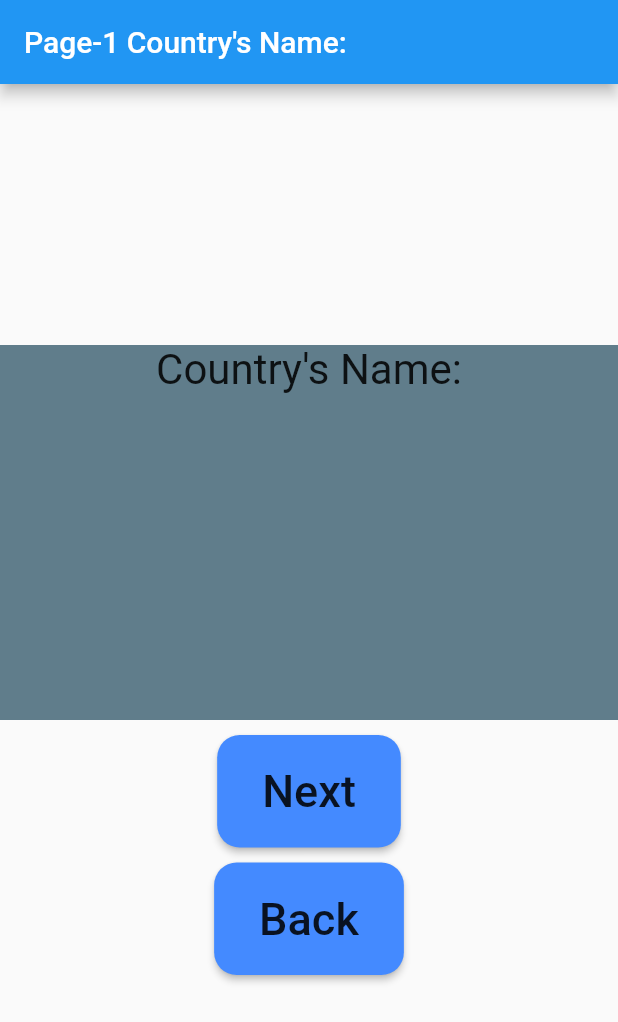
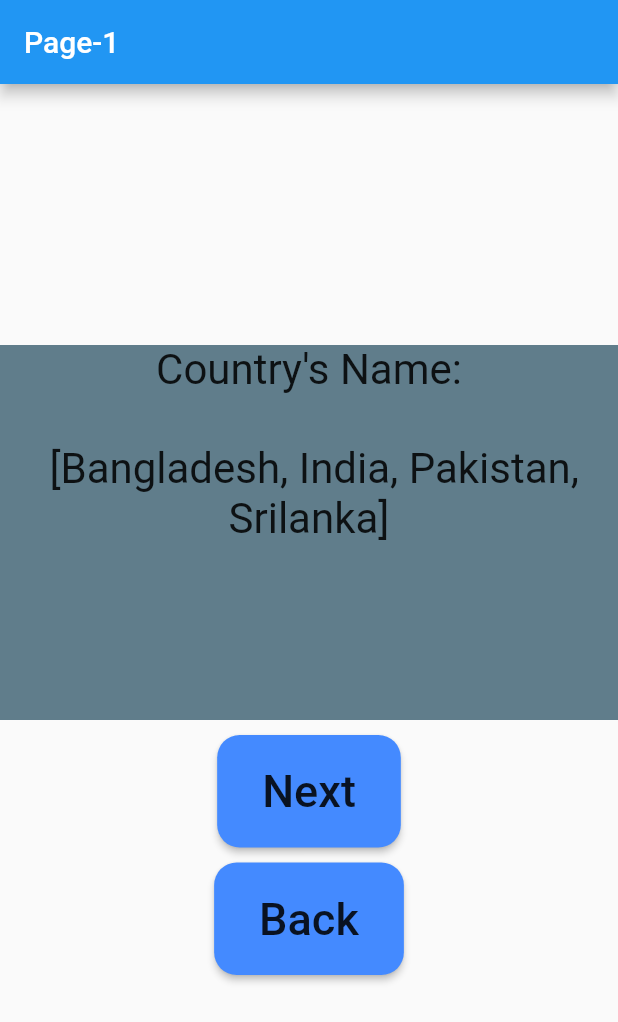
Before and after one commit to marufrobin/page_transition, a Flutter app: the screen it shows after launch, on a phone screen of 412 x 824 dp. Shown: the top 1022 px of the screen. Run offline on Flutter 3.47's test engine with Material 2 defaults, Android fonts, the phone set to English and light mode, and no system bars.

Commit message:
Page container color change

```diff
--- a/lib/main.dart
+++ b/lib/main.dart
@@ -1,9 +1,5 @@
 import 'package:flutter/material.dart';
 import 'package:page_transition/pages/page1.dart';
-import 'package:page_transition/pages/page2.dart';
-import 'package:page_transition/pages/page3.dart';
-import 'package:page_transition/pages/page4.dart';
-import 'package:page_transition/pages/page5.dart';
 
 void main() {
   runApp(const MyApp());
--- a/lib/pages/page1.dart
+++ b/lib/pages/page1.dart
@@ -12,7 +12,7 @@ class Page1 extends StatelessWidget {
   @override
   Widget build(BuildContext context) {
     return Scaffold(
-      appBar: AppBar(title: Text("Page-1 $title")),
+      appBar: AppBar(title: Text("Page-1 ")),
       body: Center(
         child: Column(
           mainAxisAlignment: MainAxisAlignment.center,
@@ -22,7 +22,7 @@ class Page1 extends StatelessWidget {
               width: double.infinity,
               color: Colors.blueGrey,
               child: Text(
-                "$title",
+                "$title \n\n $countryName",
                 textScaleFactor: 2,
                 textAlign: TextAlign.center,
               ),
--- a/lib/pages/page2.dart
+++ b/lib/pages/page2.dart
@@ -24,9 +24,9 @@ class _Page2State extends State<Page2> {
             Container(
               height: 250,
               width: double.infinity,
-              color: Colors.blueGrey,
+              color: Colors.blue,
               child: Text(
-                "${widget.name}\n ${widget.countryName}",
+                "${widget.name}\n\n ${widget.countryName}",
                 textScaleFactor: 2,
                 textAlign: TextAlign.center,
               ),
--- a/lib/pages/page3.dart
+++ b/lib/pages/page3.dart
@@ -17,9 +17,9 @@ class Page3 extends StatelessWidget {
             Container(
               height: 250,
               width: double.infinity,
-              color: Colors.blueGrey,
+              color: Colors.deepOrange,
               child: Text(
-                "$name \n $countryName",
+                "$name \n\n $countryName",
                 textScaleFactor: 2,
                 textAlign: TextAlign.center,
               ),
--- a/lib/pages/page4.dart
+++ b/lib/pages/page4.dart
@@ -21,7 +21,7 @@ class Page4 extends StatelessWidget {
               width: double.infinity,
               color: Colors.blueGrey.shade100,
               child: Text(
-                "$name \n $countryName",
+                "$name \n\n $countryName",
                 textScaleFactor: 2,
                 textAlign: TextAlign.center,
               ),
--- a/lib/pages/page5.dart
+++ b/lib/pages/page5.dart
@@ -1,7 +1,7 @@
 import 'package:flutter/material.dart';
 
 class Page5 extends StatelessWidget {
-String? name;
+  String? name;
   List<String>? countryName = [];
   Page5({required this.name, required this.countryName});
 
@@ -16,9 +16,9 @@ String? name;
             Container(
               height: 250,
               width: double.infinity,
-              color: Colors.blueGrey,
+              color: Colors.green,
               child: Text(
-                "$name \n $countryName",
+                "$name \n\n $countryName",
                 textScaleFactor: 2,
                 textAlign: TextAlign.center,
               ),
```
